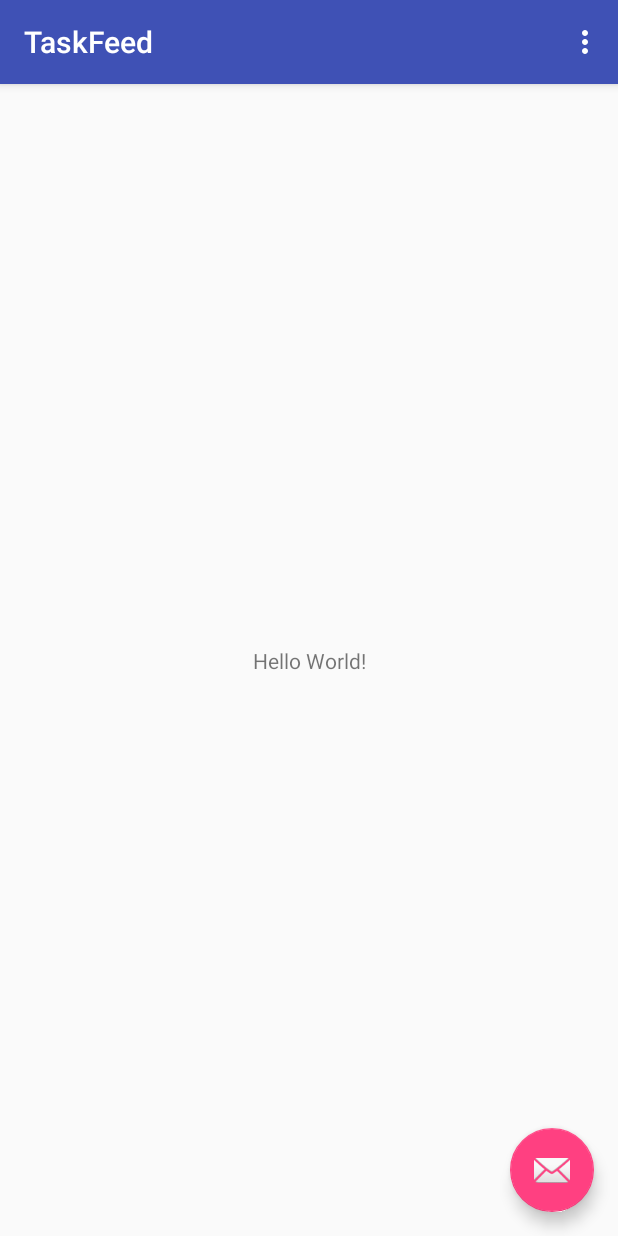
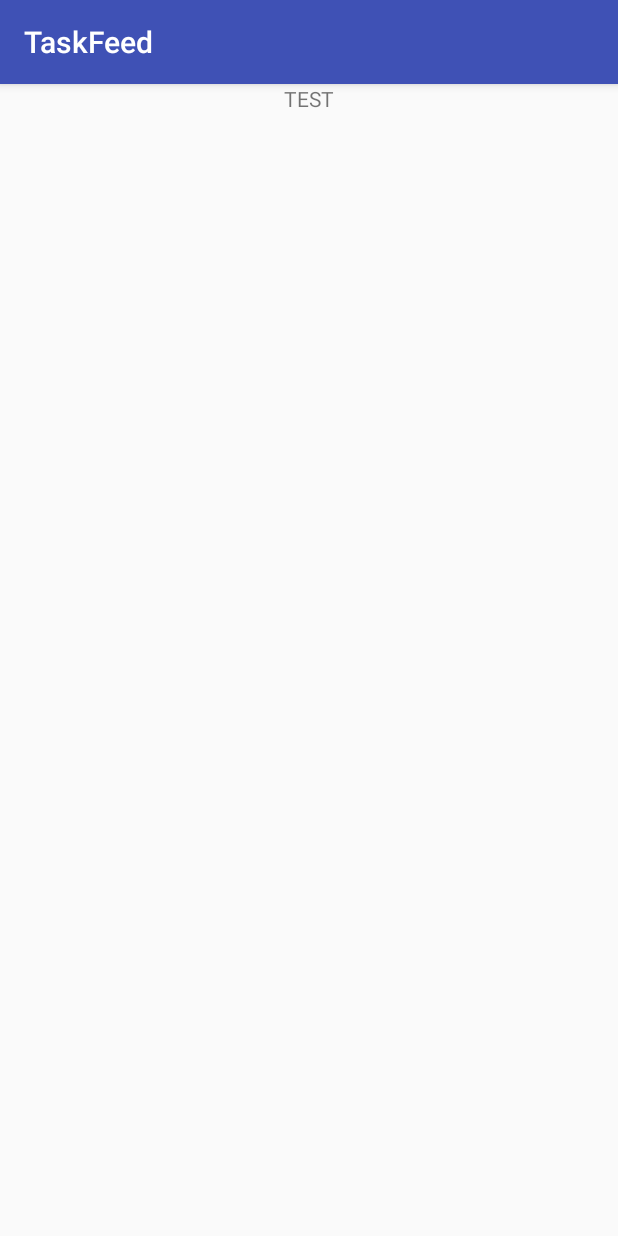
Before and after one commit to RodrigoMirandaMarenco/Android-TaskFeed-Reader, an Android app: the screen it shows after launch (MainActivity), on a phone screen of 412 x 824 dp. Run offline under Robolectric (Android 15) with nearby library versions, the phone set to English and light mode, and no system bars.

Commit message:
Add TaskListFragment and replace in MainActivity using Extension Function

```diff
--- a/app/src/main/AndroidManifest.xml
+++ b/app/src/main/AndroidManifest.xml
@@ -10,7 +10,7 @@
         android:supportsRtl="true"
         android:theme="@style/AppTheme">
         <activity
-            android:name=".MainActivity"
+            android:name=".activity.MainActivity"
             android:label="@string/app_name"
             android:theme="@style/AppTheme.NoActionBar">
             <intent-filter>
--- a/app/src/main/java/com/androiddeveloperssv/taskfeed/MainActivity.kt
+++ /dev/null
@@ -1,39 +0,0 @@
-package com.androiddeveloperssv.taskfeed
-
-import android.os.Bundle
-import android.support.design.widget.Snackbar
-import android.support.v7.app.AppCompatActivity
-import android.view.Menu
-import android.view.MenuItem
-
-import kotlinx.android.synthetic.main.activity_main.*
-
-class MainActivity : AppCompatActivity() {
-
-    override fun onCreate(savedInstanceState: Bundle?) {
-        super.onCreate(savedInstanceState)
-        setContentView(R.layout.activity_main)
-        setSupportActionBar(toolbar)
-
-        fab.setOnClickListener { view ->
-            Snackbar.make(view, "Replace with your own action", Snackbar.LENGTH_LONG)
-                    .setAction("Action", null).show()
-        }
-    }
-
-    override fun onCreateOptionsMenu(menu: Menu): Boolean {
-        // Inflate the menu; this adds items to the action bar if it is present.
-        menuInflater.inflate(R.menu.menu_main, menu)
-        return true
-    }
-
-    override fun onOptionsItemSelected(item: MenuItem): Boolean {
-        // Handle action bar item clicks here. The action bar will
-        // automatically handle clicks on the Home/Up button, so long
-        // as you specify a parent activity in AndroidManifest.xml.
-        return when (item.itemId) {
-            R.id.action_settings -> true
-            else -> super.onOptionsItemSelected(item)
-        }
-    }
-}
--- /dev/null
+++ b/app/src/main/java/com/androiddeveloperssv/taskfeed/activity/MainActivity.kt
@@ -0,0 +1,30 @@
+package com.androiddeveloperssv.taskfeed.activity
+
+import android.os.Bundle
+import android.support.v7.app.AppCompatActivity
+import com.androiddeveloperssv.taskfeed.R
+import com.androiddeveloperssv.taskfeed.fragment.TaskListFragment
+import com.androiddeveloperssv.taskfeed.util.changeFragment
+import kotlinx.android.synthetic.main.activity_main.*
+
+class MainActivity : AppCompatActivity() {
+
+    override fun onCreate(savedInstanceState: Bundle?) {
+        super.onCreate(savedInstanceState)
+        setContentView(R.layout.activity_main)
+        setSupportActionBar(toolbar)
+
+        if (savedInstanceState == null) {
+            changeFragment(TaskListFragment(), R.id.activity_base_content)
+        }
+    }
+
+    override fun onBackPressed() {
+        if (supportFragmentManager.backStackEntryCount > 1) {
+            supportFragmentManager.popBackStack()
+        } else {
+            finish()
+        }
+    }
+
+}
--- /dev/null
+++ b/app/src/main/java/com/androiddeveloperssv/taskfeed/fragment/TaskListFragment.kt
@@ -0,0 +1,28 @@
+package com.androiddeveloperssv.taskfeed.fragment
+
+import android.os.Bundle
+import android.support.v4.app.Fragment
+import android.support.v7.widget.LinearLayoutManager
+import android.view.LayoutInflater
+import android.view.View
+import android.view.ViewGroup
+import com.androiddeveloperssv.taskfeed.R
+import com.androiddeveloperssv.taskfeed.util.inflate
+import kotlinx.android.synthetic.main.task_list_fragment.*
+
+/**
+ * Created by rodrigomiranda on 6/21/17.
+ */
+class TaskListFragment : Fragment() {
+
+    override fun onCreateView(inflater: LayoutInflater?, container: ViewGroup?, savedInstanceState: Bundle?): View? {
+        return container?.inflate(R.layout.task_list_fragment)
+    }
+
+    override fun onActivityCreated(savedInstanceState: Bundle?) {
+        super.onActivityCreated(savedInstanceState)
+        recyclerView_task_list.setHasFixedSize(true)
+        recyclerView_task_list.layoutManager = LinearLayoutManager(context)
+    }
+
+}
--- /dev/null
+++ b/app/src/main/java/com/androiddeveloperssv/taskfeed/util/Extensions.kt
@@ -0,0 +1,30 @@
+package com.androiddeveloperssv.taskfeed.util
+
+import android.support.v4.app.Fragment
+import android.support.v4.app.FragmentManager
+import android.support.v7.app.AppCompatActivity
+import android.view.LayoutInflater
+import android.view.View
+import android.view.ViewGroup
+
+/**
+ * Created by rodrigomiranda on 6/21/17.
+ * Extension Functions
+ * TODO: Investigate a pattern or architecture that dictates how to organize this functions (esto se puede descontrolar)
+ */
+fun ViewGroup.inflate(layoutId: Int, attachToRoot : Boolean = false): View {
+    return LayoutInflater.from(context).inflate(layoutId, this, attachToRoot)
+}
+
+fun AppCompatActivity.changeFragment(fragment : Fragment, containerId : Int, clearBackStack : Boolean = false) {
+    val supportFragmentManager = supportFragmentManager
+    val fragmentTransaction = supportFragmentManager.beginTransaction()
+
+    if (clearBackStack && supportFragmentManager.backStackEntryCount > 0) {
+        supportFragmentManager.popBackStack(supportFragmentManager.getBackStackEntryAt(0).id, FragmentManager.POP_BACK_STACK_INCLUSIVE)
+    }
+
+    fragmentTransaction.replace(containerId, fragment)
+    fragmentTransaction.addToBackStack(null)
+    fragmentTransaction.commit()
+}
--- a/app/src/main/res/layout/activity_main.xml
+++ b/app/src/main/res/layout/activity_main.xml
@@ -5,7 +5,7 @@
     xmlns:tools="http://schemas.android.com/tools"
     android:layout_width="match_parent"
     android:layout_height="match_parent"
-    tools:context="com.androiddeveloperssv.taskfeed.MainActivity">
+    tools:context="com.androiddeveloperssv.taskfeed.activity.MainActivity">
 
     <android.support.design.widget.AppBarLayout
         android:layout_width="match_parent"
@@ -23,12 +23,4 @@
 
     <include layout="@layout/content_main"/>
 
-    <android.support.design.widget.FloatingActionButton
-        android:id="@+id/fab"
-        android:layout_width="wrap_content"
-        android:layout_height="wrap_content"
-        android:layout_gravity="bottom|end"
-        android:layout_margin="@dimen/fab_margin"
-        app:srcCompat="@android:drawable/ic_dialog_email"/>
-
 </android.support.design.widget.CoordinatorLayout>
--- a/app/src/main/res/layout/content_main.xml
+++ b/app/src/main/res/layout/content_main.xml
@@ -6,16 +6,14 @@
     android:layout_width="match_parent"
     android:layout_height="match_parent"
     app:layout_behavior="@string/appbar_scrolling_view_behavior"
-    tools:context="com.androiddeveloperssv.taskfeed.MainActivity"
+    tools:context="com.androiddeveloperssv.taskfeed.activity.MainActivity"
     tools:showIn="@layout/activity_main">
 
-    <TextView
-        android:layout_width="wrap_content"
-        android:layout_height="wrap_content"
-        android:text="Hello World!"
-        app:layout_constraintBottom_toBottomOf="parent"
-        app:layout_constraintLeft_toLeftOf="parent"
-        app:layout_constraintRight_toRightOf="parent"
-        app:layout_constraintTop_toTopOf="parent"/>
+    <FrameLayout
+        android:id="@+id/activity_base_content"
+        app:layout_behavior="@string/appbar_scrolling_view_behavior"
+        android:layout_width="match_parent"
+        android:layout_height="match_parent">
+    </FrameLayout>
 
 </android.support.constraint.ConstraintLayout>
--- /dev/null
+++ b/app/src/main/res/layout/task_list_fragment.xml
@@ -0,0 +1,19 @@
+<?xml version="1.0" encoding="utf-8"?>
+<RelativeLayout xmlns:android="http://schemas.android.com/apk/res/android"
+                android:layout_width="match_parent"
+                android:layout_height="match_parent">
+
+    <TextView
+        android:id="@+id/textViewTest"
+        android:gravity="center"
+        android:layout_width="match_parent"
+        android:layout_height="wrap_content"
+        android:text="TEST"/>
+
+    <android.support.v7.widget.RecyclerView
+        android:layout_below="@+id/textViewTest"
+        android:id="@+id/recyclerView_task_list"
+        android:layout_width="match_parent"
+        android:layout_height="match_parent" />
+
+</RelativeLayout>
--- a/app/src/main/res/menu/menu_main.xml
+++ b/app/src/main/res/menu/menu_main.xml
@@ -1,7 +1,7 @@
 <menu xmlns:android="http://schemas.android.com/apk/res/android"
       xmlns:app="http://schemas.android.com/apk/res-auto"
       xmlns:tools="http://schemas.android.com/tools"
-      tools:context="com.androiddeveloperssv.taskfeed.MainActivity">
+      tools:context="com.androiddeveloperssv.taskfeed.activity.MainActivity">
     <item
         android:id="@+id/action_settings"
         android:orderInCategory="100"
```
